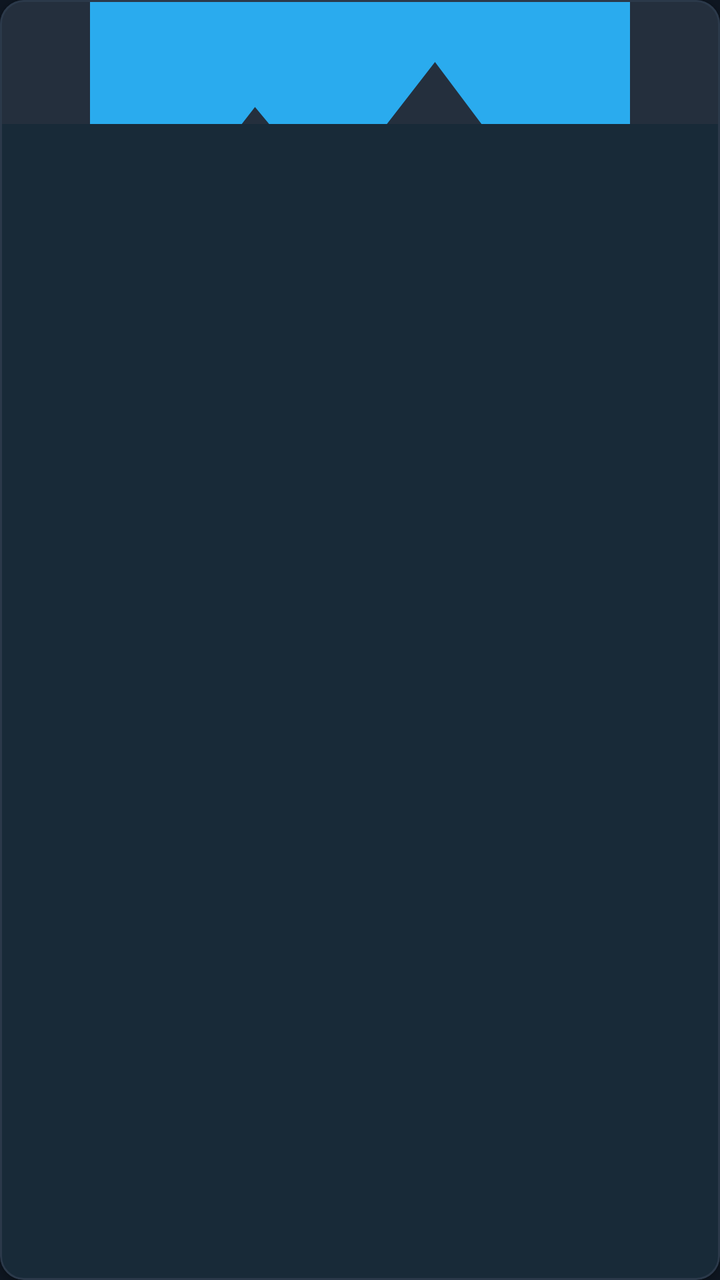
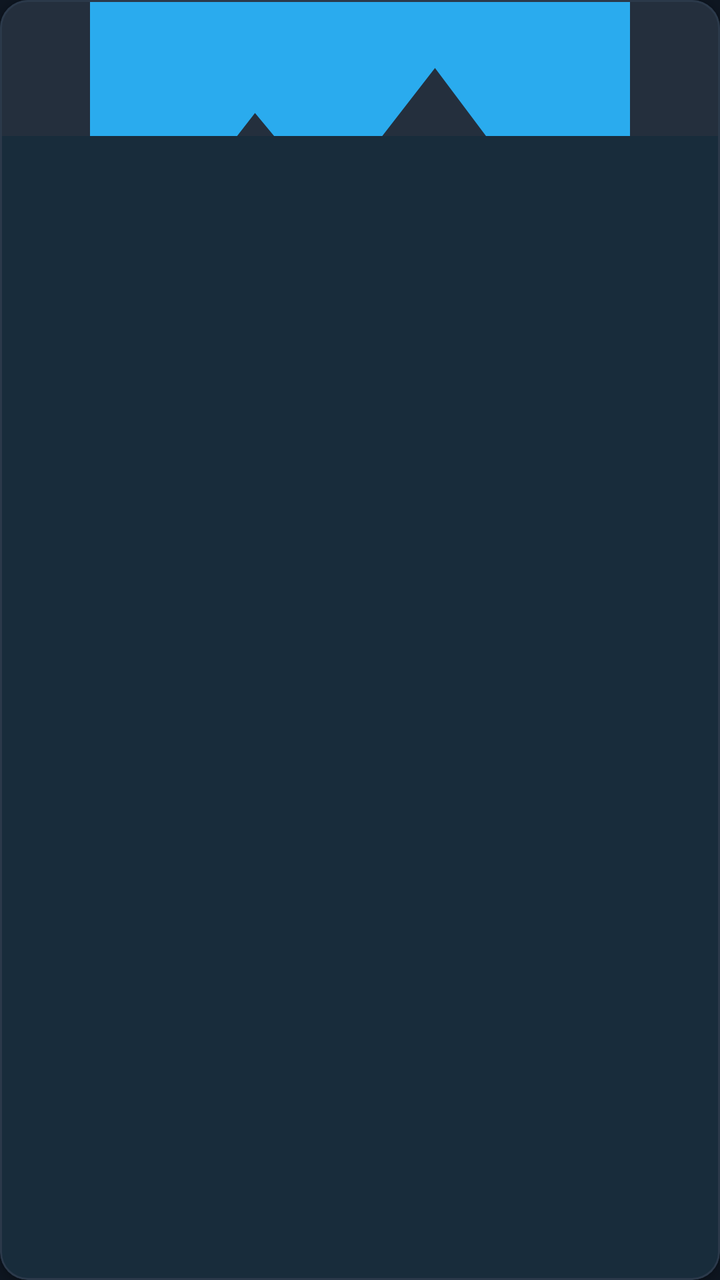

An Android layout rendered at two revisions. The XML below is the earlier revision; the diff shows what the commit changed to produce the second picture.
<!-- AndroidManifest.xml: application theme Theme.VaultX -->
<!-- res/layout/item_recent_file.xml -->
<?xml version="1.0" encoding="utf-8"?>
<com.google.android.material.card.MaterialCardView
    xmlns:android="http://schemas.android.com/apk/res/android"
    xmlns:app="http://schemas.android.com/apk/res-auto"
    android:layout_width="100dp"
    android:layout_height="105dp"
    android:layout_marginEnd="10dp"
    app:cardCornerRadius="12dp"
    app:cardElevation="2dp"
    app:cardBackgroundColor="@color/vaultx_surface"
    app:strokeWidth="1dp"
    app:strokeColor="@color/vaultx_card_stroke">

    <LinearLayout
        android:layout_width="match_parent"
        android:layout_height="match_parent"
        android:orientation="vertical">

        <FrameLayout
            android:layout_width="match_parent"
            android:layout_height="62dp"
            android:background="@color/vaultx_surface_variant">

            <ImageView
                android:id="@+id/ivRecentIcon"
                android:layout_width="match_parent"
                android:layout_height="match_parent"
                android:scaleType="centerCrop"
                android:src="@drawable/ic_photo"
                android:contentDescription="@null" />
        </FrameLayout>

        <LinearLayout
            android:layout_width="match_parent"
            android:layout_height="wrap_content"
            android:orientation="vertical"
            android:paddingHorizontal="6dp"
            android:paddingVertical="4dp">

            <TextView
                android:id="@+id/tvRecentName"
                android:layout_width="match_parent"
                android:layout_height="wrap_content"
                android:maxLines="1"
                android:ellipsize="middle"
                android:textColor="@color/vaultx_text_primary"
                android:textSize="11sp"
                android:textStyle="bold" />

            <TextView
                android:id="@+id/tvRecentSize"
                android:layout_width="match_parent"
                android:layout_height="wrap_content"
                android:textColor="@color/vaultx_text_secondary"
                android:textSize="10sp" />
        </LinearLayout>
    </LinearLayout>
</com.google.android.material.card.MaterialCardView>
<!-- resources referenced by this layout -->
<resources>
  <color name="vaultx_card_stroke">#2B394A</color>
  <color name="vaultx_surface">#17212B</color>
  <color name="vaultx_surface_variant">#242F3D</color>
  <color name="vaultx_text_primary">#FFFFFF</color>
  <color name="vaultx_text_secondary">#708499</color>
  <!-- drawable ic_photo (drawable) -->
  <vector xmlns:android="http://schemas.android.com/apk/res/android"
      android:width="24dp"
      android:height="24dp"
      android:viewportWidth="24"
      android:viewportHeight="24">
      <path
          android:fillColor="@color/vaultx_primary"
          android:pathData="M21,19V5c0,-1.1 -0.9,-2 -2,-2H5c-1.1,0 -2,0.9 -2,2v14c0,1.1 0.9,2 2,2h14c1.1,0 2,-0.9 2,-2zM8.5,13.5l2.5,3.01L14.5,12l4.5,6H5l3.5,-4.5z" />
  </vector>
  <style name="Theme.VaultX" parent="Theme.Material3.Dark.NoActionBar">
          <item name="colorPrimary">@color/vaultx_primary</item>
          <item name="colorOnPrimary">@color/vaultx_on_primary</item>
          <item name="colorPrimaryContainer">@color/vaultx_primary_container</item>
          <item name="colorSecondary">@color/vaultx_primary</item>
          <item name="android:statusBarColor">@color/vaultx_bg</item>
          <item name="android:navigationBarColor">@color/vaultx_surface</item>
          <item name="android:windowBackground">@color/vaultx_bg</item>
          <item name="colorSurface">@color/vaultx_surface</item>
          <item name="colorSurfaceVariant">@color/vaultx_surface_variant</item>
      </style>
  <color name="vaultx_primary">#2AABEE</color>
  <color name="vaultx_on_primary">#FFFFFF</color>
  <color name="vaultx_primary_container">#1A4560</color>
  <color name="vaultx_bg">#0E1621</color>
</resources>

<!-- the commit's change to res/layout/item_recent_file.xml (unified diff, before → after) -->
@@ -2,11 +2,12 @@
 <com.google.android.material.card.MaterialCardView
     xmlns:android="http://schemas.android.com/apk/res/android"
     xmlns:app="http://schemas.android.com/apk/res-auto"
-    android:layout_width="100dp"
-    android:layout_height="105dp"
+    android:layout_width="106dp"
+    android:layout_height="114dp"
     android:layout_marginEnd="10dp"
-    app:cardCornerRadius="12dp"
-    app:cardElevation="2dp"
+    android:layout_marginVertical="3dp"
+    app:cardCornerRadius="14dp"
+    app:cardElevation="3dp"
     app:cardBackgroundColor="@color/vaultx_surface"
     app:strokeWidth="1dp"
     app:strokeColor="@color/vaultx_card_stroke">
@@ -18,7 +19,7 @@
 
         <FrameLayout
             android:layout_width="match_parent"
-            android:layout_height="62dp"
+            android:layout_height="68dp"
             android:background="@color/vaultx_surface_variant">
 
             <ImageView
@@ -32,9 +33,10 @@
 
         <LinearLayout
             android:layout_width="match_parent"
-            android:layout_height="wrap_content"
+            android:layout_height="match_parent"
             android:orientation="vertical"
-            android:paddingHorizontal="6dp"
+            android:gravity="center_vertical"
+            android:paddingHorizontal="7dp"
             android:paddingVertical="4dp">
 
             <TextView
@@ -44,15 +46,16 @@
                 android:maxLines="1"
                 android:ellipsize="middle"
                 android:textColor="@color/vaultx_text_primary"
-                android:textSize="11sp"
+                android:textSize="11.5sp"
                 android:textStyle="bold" />
 
             <TextView
                 android:id="@+id/tvRecentSize"
                 android:layout_width="match_parent"
                 android:layout_height="wrap_content"
+                android:layout_marginTop="2dp"
                 android:textColor="@color/vaultx_text_secondary"
-                android:textSize="10sp" />
+                android:textSize="10.5sp" />
         </LinearLayout>
     </LinearLayout>
 </com.google.android.material.card.MaterialCardView>
